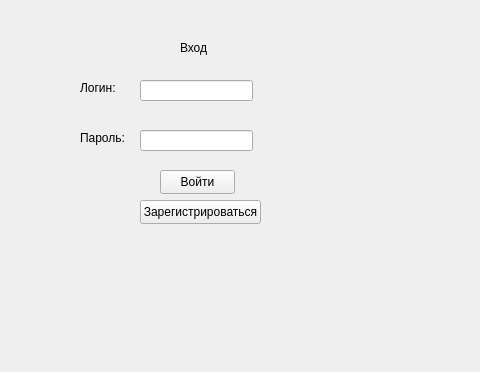
Old version of the form forms/UIs/auth.ui in the repository mgf6605591-lgtm/AeroPulse; both pictures show x 0 to 480 and y 0 to 372 of the 800 by 600 pixel window.
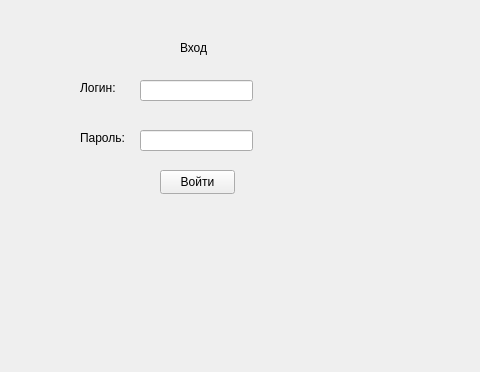
New version of the form.

Commit message: Убрать неработающую кнопку регистрации

```diff
--- a/forms/UIs/auth.ui
+++ b/forms/UIs/auth.ui
@@ -91,19 +91,10 @@
      <string>Пароль:</string>
     </property>
    </widget>
-   <widget class="QPushButton" name="pushButton">
-    <property name="geometry">
-     <rect>
-      <x>140</x>
-      <y>200</y>
-      <width>121</width>
-      <height>24</height>
-     </rect>
-    </property>
-    <property name="text">
-     <string>Зарегистрироваться</string>
-    </property>
-   </widget>
+   <!-- Кнопки «Зарегистрироваться» здесь больше нет (FUNC-3). Она была видима,
+        ни к чему не подключена и ничего не делала по нажатию. Самостоятельная
+        регистрация приложению не нужна вовсе: пользователь один, а первую
+        учётную запись заводит окно первичной настройки (SEC-2). -->
   </widget>
   <widget class="QMenuBar" name="menubar">
    <property name="geometry">
```
The commit also changes 1 other file.
